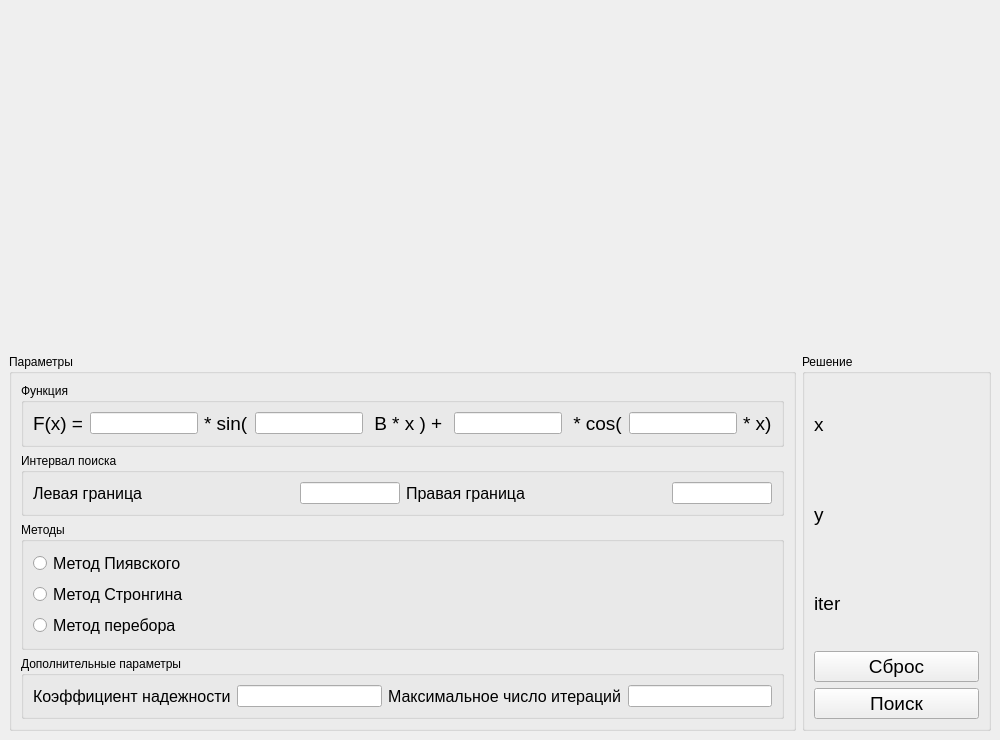
The window that gui/gui.ui (Dynamic-Optimization-Tools/DOL) describes before a commit, drawn with Qt 5.
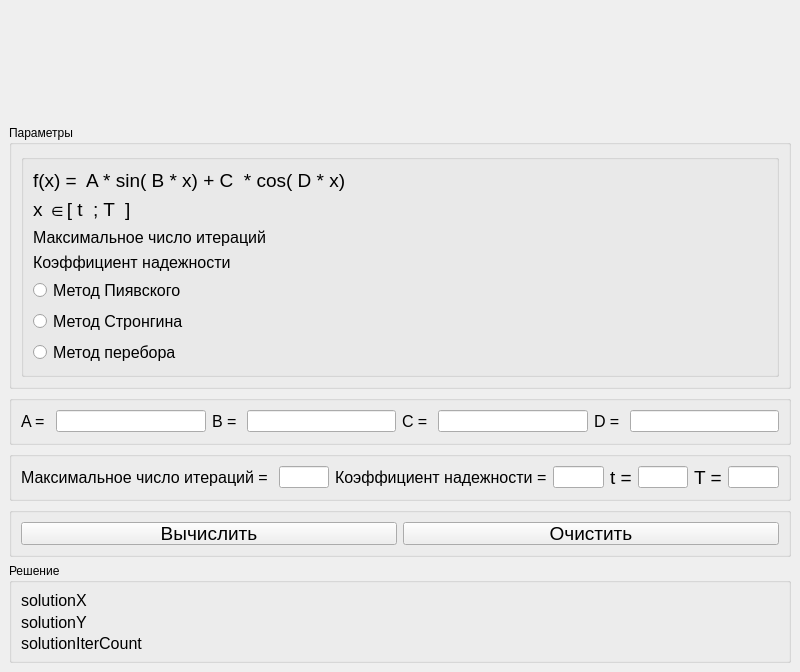
The same window after the commit. Custom widgets are drawn as their Qt base class.

The edit to the form file:
```diff
--- a/gui/gui.ui
+++ b/gui/gui.ui
@@ -6,8 +6,8 @@
    <rect>
     <x>0</x>
     <y>0</y>
-    <width>1000</width>
-    <height>740</height>
+    <width>800</width>
+    <height>672</height>
    </rect>
   </property>
   <property name="sizePolicy">
@@ -18,8 +18,8 @@
   </property>
   <property name="minimumSize">
    <size>
-    <width>1000</width>
-    <height>740</height>
+    <width>800</width>
+    <height>600</height>
    </size>
   </property>
   <property name="maximumSize">
@@ -35,233 +35,98 @@
    <bool>false</bool>
   </property>
   <widget class="QWidget" name="centralwidget">
-   <layout class="QGridLayout" name="gridLayout">
-    <item row="0" column="0" colspan="3">
-     <widget class="MplWidget" name="MplWidget" native="true"/>
-    </item>
-    <item row="1" column="2">
-     <widget class="QGroupBox" name="groupBox_2">
-      <property name="title">
-       <string>Решение</string>
+   <layout class="QVBoxLayout" name="verticalLayout_3">
+    <item>
+     <widget class="MplWidget" name="MplWidget" native="true">
+      <property name="minimumSize">
+       <size>
+        <width>0</width>
+        <height>0</height>
+       </size>
       </property>
-      <layout class="QVBoxLayout" name="verticalLayout">
-       <item>
-        <widget class="QLabel" name="solutionX">
-         <property name="font">
-          <font>
-           <pointsize>14</pointsize>
-          </font>
-         </property>
-         <property name="text">
-          <string>x</string>
-         </property>
-        </widget>
-       </item>
-       <item>
-        <widget class="QLabel" name="solutionY">
-         <property name="font">
-          <font>
-           <pointsize>14</pointsize>
-          </font>
-         </property>
-         <property name="text">
-          <string>y</string>
-         </property>
-        </widget>
-       </item>
-       <item>
-        <widget class="QLabel" name="solutionIterCount">
-         <property name="font">
-          <font>
-           <pointsize>14</pointsize>
-          </font>
-         </property>
-         <property name="text">
-          <string>iter</string>
-         </property>
-        </widget>
-       </item>
-       <item>
-        <widget class="QPushButton" name="pushButtonClear">
-         <property name="font">
-          <font>
-           <family>Arial</family>
-           <pointsize>14</pointsize>
-          </font>
-         </property>
-         <property name="cursor">
-          <cursorShape>PointingHandCursor</cursorShape>
-         </property>
-         <property name="text">
-          <string>Сброс</string>
-         </property>
-        </widget>
-       </item>
-       <item>
-        <widget class="QPushButton" name="pushButtonCalculate">
-         <property name="font">
-          <font>
-           <family>Arial</family>
-           <pointsize>14</pointsize>
-          </font>
-         </property>
-         <property name="cursor">
-          <cursorShape>PointingHandCursor</cursorShape>
-         </property>
-         <property name="text">
-          <string>Поиск</string>
-         </property>
-        </widget>
-       </item>
-      </layout>
      </widget>
     </item>
-    <item row="1" column="0" colspan="2">
-     <widget class="QGroupBox" name="groupBox">
+    <item>
+     <widget class="QGroupBox" name="groupBox_4">
       <property name="title">
        <string>Параметры</string>
       </property>
-      <layout class="QVBoxLayout" name="verticalLayout_3">
+      <layout class="QHBoxLayout" name="horizontalLayout_2">
        <item>
-        <widget class="QGroupBox" name="groupBox_5">
+        <widget class="QGroupBox" name="groupBox">
+         <property name="maximumSize">
+          <size>
+           <width>960</width>
+           <height>300</height>
+          </size>
+         </property>
          <property name="title">
-          <string>Функция</string>
+          <string/>
          </property>
-         <layout class="QHBoxLayout" name="horizontalLayout_2">
+         <layout class="QVBoxLayout" name="verticalLayout">
           <item>
-           <widget class="QLabel" name="label_4">
+           <widget class="QLabel" name="labelFunc">
             <property name="font">
              <font>
+              <family>Arial</family>
               <pointsize>14</pointsize>
+              <weight>50</weight>
+              <bold>false</bold>
              </font>
             </property>
-            <property name="text">
-             <string>F(x) =</string>
+            <property name="layoutDirection">
+             <enum>Qt::LeftToRight</enum>
             </property>
-           </widget>
-          </item>
-          <item>
-           <widget class="QLineEdit" name="funcParamA"/>
-          </item>
-          <item>
-           <widget class="QLabel" name="label_5">
-            <property name="font">
-             <font>
-              <pointsize>14</pointsize>
-             </font>
-            </property>
             <property name="text">
-             <string>* sin(</string>
+             <string>f(x) =  A * sin( B * x) + C  * cos( D * x)</string>
             </property>
            </widget>
           </item>
           <item>
-           <widget class="QLineEdit" name="funcParamB"/>
-          </item>
-          <item>
-           <widget class="QLabel" name="label_6">
+           <widget class="QLabel" name="labelInterval_2">
             <property name="font">
              <font>
+              <family>Arial</family>
               <pointsize>14</pointsize>
              </font>
             </property>
             <property name="text">
-             <string> B * x ) + </string>
+             <string>x ∈[ t  ; T  ]</string>
             </property>
            </widget>
           </item>
           <item>
-           <widget class="QLineEdit" name="funcParamC"/>
-          </item>
-          <item>
-           <widget class="QLabel" name="label_8">
-            <property name="font">
-             <font>
-              <pointsize>14</pointsize>
-             </font>
+           <widget class="QLabel" name="labelIter">
+            <property name="maximumSize">
+             <size>
+              <width>1280</width>
+              <height>16777215</height>
+             </size>
             </property>
-            <property name="text">
-             <string> * cos(</string>
-            </property>
-           </widget>
-          </item>
-          <item>
-           <widget class="QLineEdit" name="funcParamD"/>
-          </item>
-          <item>
-           <widget class="QLabel" name="label_9">
             <property name="font">
              <font>
-              <pointsize>14</pointsize>
-             </font>
-            </property>
-            <property name="text">
-             <string>* x)</string>
-            </property>
-           </widget>
-          </item>
-         </layout>
-        </widget>
-       </item>
-       <item>
-        <widget class="QGroupBox" name="groupBox_6">
-         <property name="title">
-          <string>Интервал поиска</string>
-         </property>
-         <layout class="QHBoxLayout" name="horizontalLayout_3">
-          <item>
-           <widget class="QLabel" name="label_7">
-            <property name="font">
-             <font>
+              <family>Arial</family>
               <pointsize>12</pointsize>
              </font>
             </property>
             <property name="text">
-             <string>Левая граница</string>
+             <string>Максимальное число итераций</string>
             </property>
            </widget>
           </item>
           <item>
-           <widget class="QLineEdit" name="funcParamLeftB">
-            <property name="maximumSize">
-             <size>
-              <width>100</width>
-              <height>16777215</height>
-             </size>
-            </property>
-           </widget>
-          </item>
-          <item>
-           <widget class="QLabel" name="label_10">
+           <widget class="QLabel" name="labelR">
             <property name="font">
              <font>
+              <family>Arial</family>
               <pointsize>12</pointsize>
              </font>
             </property>
             <property name="text">
-             <string>Правая граница</string>
+             <string>Коэффициент надежности</string>
             </property>
            </widget>
           </item>
-          <item>
-           <widget class="QLineEdit" name="funcParamRightB">
-            <property name="maximumSize">
-             <size>
-              <width>100</width>
-              <height>16777215</height>
-             </size>
-            </property>
-           </widget>
-          </item>
-         </layout>
-        </widget>
-       </item>
-       <item>
-        <widget class="QGroupBox" name="groupBox_3">
-         <property name="title">
-          <string>Методы</string>
-         </property>
-         <layout class="QVBoxLayout" name="verticalLayout_2">
           <item>
            <widget class="QRadioButton" name="radioButtonPiyavsky">
             <property name="font">
@@ -304,45 +169,252 @@
          </layout>
         </widget>
        </item>
+      </layout>
+     </widget>
+    </item>
+    <item>
+     <widget class="QGroupBox" name="groupBox_5">
+      <property name="maximumSize">
+       <size>
+        <width>1920</width>
+        <height>50</height>
+       </size>
+      </property>
+      <property name="title">
+       <string/>
+      </property>
+      <layout class="QHBoxLayout" name="horizontalLayout_3">
        <item>
-        <widget class="QGroupBox" name="groupBox_4">
-         <property name="title">
-          <string>Дополнительные параметры</string>
+        <widget class="QLabel" name="label">
+         <property name="font">
+          <font>
+           <pointsize>12</pointsize>
+          </font>
          </property>
-         <layout class="QHBoxLayout" name="horizontalLayout">
-          <item>
-           <widget class="QLabel" name="labelR">
-            <property name="font">
-             <font>
-              <family>Arial</family>
-              <pointsize>12</pointsize>
-             </font>
-            </property>
-            <property name="text">
-             <string>Коэффициент надежности</string>
-            </property>
-           </widget>
-          </item>
-          <item>
-           <widget class="QLineEdit" name="r"/>
-          </item>
-          <item>
-           <widget class="QLabel" name="labelIter">
-            <property name="font">
-             <font>
-              <family>Arial</family>
-              <pointsize>12</pointsize>
-             </font>
-            </property>
-            <property name="text">
-             <string>Максимальное число итераций</string>
-            </property>
-           </widget>
-          </item>
-          <item>
-           <widget class="QLineEdit" name="maxIterCount"/>
-          </item>
-         </layout>
+         <property name="text">
+          <string>A = </string>
+         </property>
+        </widget>
+       </item>
+       <item>
+        <widget class="QLineEdit" name="funcParamA"/>
+       </item>
+       <item>
+        <widget class="QLabel" name="label_2">
+         <property name="font">
+          <font>
+           <pointsize>12</pointsize>
+          </font>
+         </property>
+         <property name="text">
+          <string>B = </string>
+         </property>
+        </widget>
+       </item>
+       <item>
+        <widget class="QLineEdit" name="funcParamB"/>
+       </item>
+       <item>
+        <widget class="QLabel" name="label_4">
+         <property name="font">
+          <font>
+           <pointsize>12</pointsize>
+          </font>
+         </property>
+         <property name="text">
+          <string>C = </string>
+         </property>
+        </widget>
+       </item>
+       <item>
+        <widget class="QLineEdit" name="funcParamC"/>
+       </item>
+       <item>
+        <widget class="QLabel" name="label_5">
+         <property name="font">
+          <font>
+           <pointsize>12</pointsize>
+          </font>
+         </property>
+         <property name="text">
+          <string>D = </string>
+         </property>
+        </widget>
+       </item>
+       <item>
+        <widget class="QLineEdit" name="funcParamD"/>
+       </item>
+      </layout>
+     </widget>
+    </item>
+    <item>
+     <widget class="QGroupBox" name="groupBox_6">
+      <property name="maximumSize">
+       <size>
+        <width>1920</width>
+        <height>50</height>
+       </size>
+      </property>
+      <property name="title">
+       <string/>
+      </property>
+      <layout class="QHBoxLayout" name="horizontalLayout_4">
+       <item>
+        <widget class="QLabel" name="label_3">
+         <property name="font">
+          <font>
+           <pointsize>12</pointsize>
+          </font>
+         </property>
+         <property name="text">
+          <string>Максимальное число итераций = </string>
+         </property>
+        </widget>
+       </item>
+       <item>
+        <widget class="QLineEdit" name="maxIterCount"/>
+       </item>
+       <item>
+        <widget class="QLabel" name="label_8">
+         <property name="font">
+          <font>
+           <pointsize>12</pointsize>
+          </font>
+         </property>
+         <property name="text">
+          <string>Коэффициент надежности =</string>
+         </property>
+        </widget>
+       </item>
+       <item>
+        <widget class="QLineEdit" name="r"/>
+       </item>
+       <item>
+        <widget class="QLabel" name="label_6">
+         <property name="font">
+          <font>
+           <pointsize>14</pointsize>
+          </font>
+         </property>
+         <property name="text">
+          <string>t =</string>
+         </property>
+        </widget>
+       </item>
+       <item>
+        <widget class="QLineEdit" name="funcParamLeftB"/>
+       </item>
+       <item>
+        <widget class="QLabel" name="label_7">
+         <property name="font">
+          <font>
+           <pointsize>14</pointsize>
+          </font>
+         </property>
+         <property name="text">
+          <string>T =</string>
+         </property>
+        </widget>
+       </item>
+       <item>
+        <widget class="QLineEdit" name="funcParamRightB"/>
+       </item>
+      </layout>
+     </widget>
+    </item>
+    <item>
+     <widget class="QGroupBox" name="groupBox_3">
+      <property name="maximumSize">
+       <size>
+        <width>1280</width>
+        <height>50</height>
+       </size>
+      </property>
+      <property name="title">
+       <string/>
+      </property>
+      <layout class="QHBoxLayout" name="horizontalLayout">
+       <item>
+        <widget class="QPushButton" name="pushButtonCalculate">
+         <property name="font">
+          <font>
+           <family>Arial</family>
+           <pointsize>14</pointsize>
+          </font>
+         </property>
+         <property name="cursor">
+          <cursorShape>PointingHandCursor</cursorShape>
+         </property>
+         <property name="text">
+          <string>Вычислить</string>
+         </property>
+        </widget>
+       </item>
+       <item>
+        <widget class="QPushButton" name="pushButtonClear">
+         <property name="font">
+          <font>
+           <family>Arial</family>
+           <pointsize>14</pointsize>
+          </font>
+         </property>
+         <property name="cursor">
+          <cursorShape>PointingHandCursor</cursorShape>
+         </property>
+         <property name="text">
+          <string>Очистить</string>
+         </property>
+        </widget>
+       </item>
+      </layout>
+     </widget>
+    </item>
+    <item>
+     <widget class="QGroupBox" name="groupBox_2">
+      <property name="maximumSize">
+       <size>
+        <width>1280</width>
+        <height>100</height>
+       </size>
+      </property>
+      <property name="title">
+       <string>Решение</string>
+      </property>
+      <layout class="QVBoxLayout" name="verticalLayout_2">
+       <item>
+        <widget class="QLabel" name="solutionX">
+         <property name="font">
+          <font>
+           <pointsize>12</pointsize>
+          </font>
+         </property>
+         <property name="text">
+          <string>solutionX</string>
+         </property>
+        </widget>
+       </item>
+       <item>
+        <widget class="QLabel" name="solutionY">
+         <property name="font">
+          <font>
+           <pointsize>12</pointsize>
+          </font>
+         </property>
+         <property name="text">
+          <string>solutionY</string>
+         </property>
+        </widget>
+       </item>
+       <item>
+        <widget class="QLabel" name="solutionIterCount">
+         <property name="font">
+          <font>
+           <pointsize>12</pointsize>
+          </font>
+         </property>
+         <property name="text">
+          <string>solutionIterCount</string>
+         </property>
         </widget>
        </item>
       </layout>
```
Left out of the diff: 2 changed lines with no effect on the pictures.
